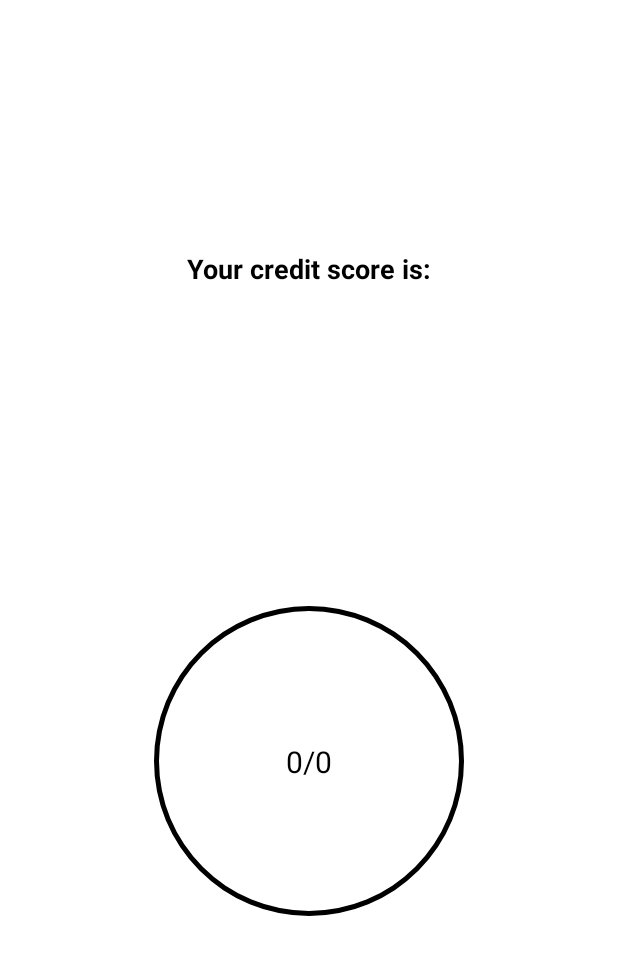
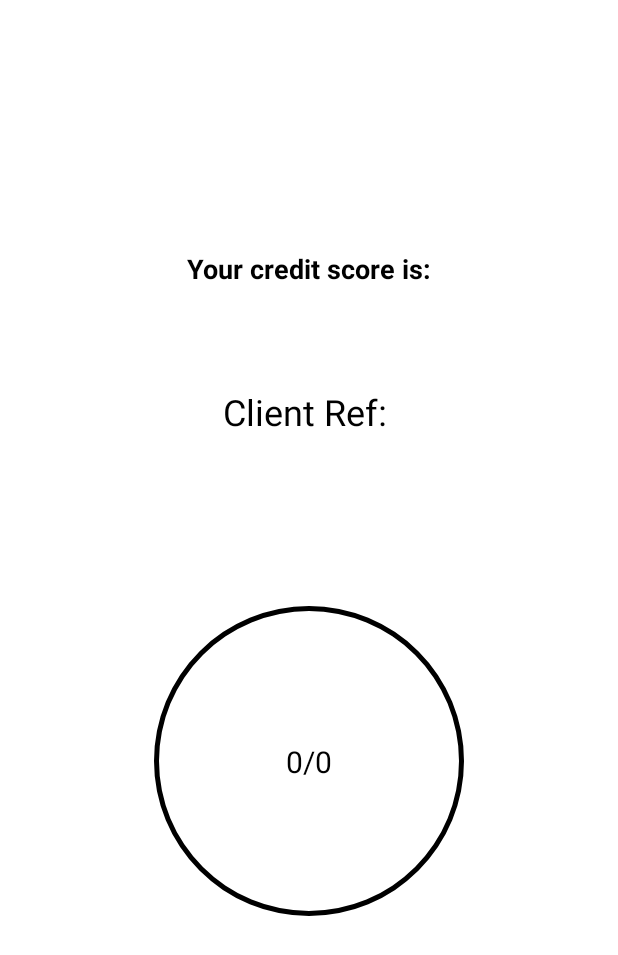
Before and after one commit to jamu544/clearscore_kotlin, an Android app: the screen it shows after launch (DonutActivity), on a phone screen of 412 x 824 dp. Shown: the top 955 px of the screen. Run offline under Robolectric (Android 15) with nearby library versions, the phone set to English and light mode, and no system bars.

Commit message:
added client ref text

```diff
--- a/app/src/main/java/android/com/jumpco/io/myapplication/controller/DonutActivity.kt
+++ b/app/src/main/java/android/com/jumpco/io/myapplication/controller/DonutActivity.kt
@@ -31,6 +31,7 @@ class DonutActivity : AppCompatActivity(),View.OnClickListener {
         calculatedScoreTextView.setOnClickListener(this)
 
         if(clearScoreDetail != null) {
+            clientRefText.text ="Client Ref: ${clearScoreDetail.clientRef}"
             calculatedScoreTextView.text = "${clearScoreDetail.score}/${clearScoreDetail.maxScore}"
             progressBar.progress = calculateCreditScore(clearScoreDetail.score, clearScoreDetail.maxScore)
         }
--- a/app/src/main/res/layout/activity_donut.xml
+++ b/app/src/main/res/layout/activity_donut.xml
@@ -79,6 +79,18 @@
             app:layout_constraintStart_toStartOf="parent"
             app:layout_constraintTop_toTopOf="parent" />
     </androidx.constraintlayout.widget.ConstraintLayout>
+
+    <TextView
+        android:id="@+id/clientRefText"
+        android:layout_width="wrap_content"
+        android:layout_height="wrap_content"
+        android:text="TextView"
+        android:textColor="@color/black"
+        android:textSize="24sp"
+        app:layout_constraintBottom_toTopOf="@+id/constraintLayout"
+        app:layout_constraintEnd_toEndOf="parent"
+        app:layout_constraintStart_toStartOf="parent"
+        app:layout_constraintTop_toBottomOf="@+id/titleTextView" />
     <!-- Doughnut chart ends here -->
 
 </androidx.constraintlayout.widget.ConstraintLayout>
```
